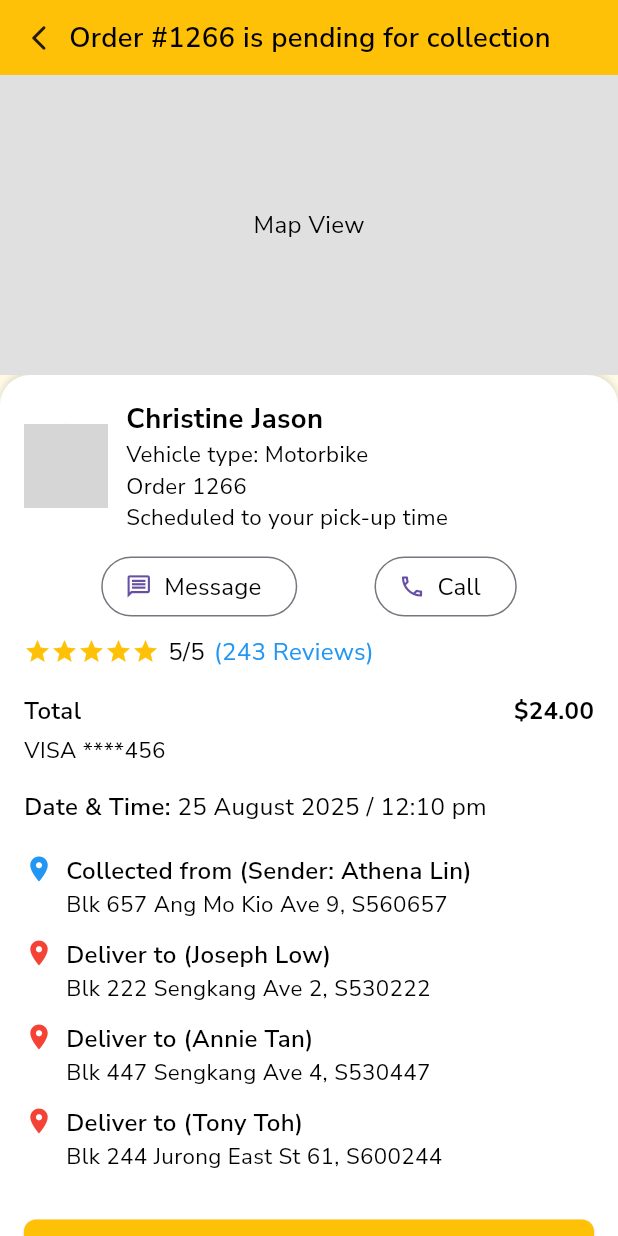
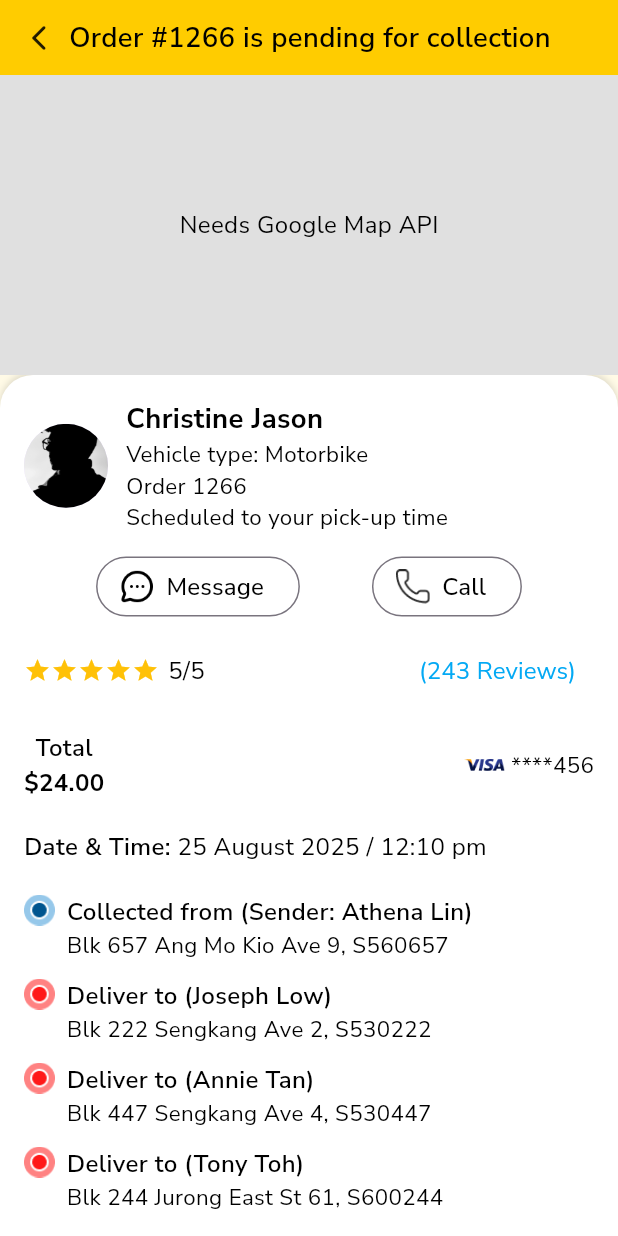
Before and after one commit to Dev-Ninjas-Backup/nicholaslim80, a Flutter app: the ActiveOrderDetailsScreen screen opened directly, on a phone screen of 412 x 824 dp. Run offline on Flutter 3.47's test engine with Material 3 defaults, Android fonts, the phone set to English and light mode, and no system bars; our stand-ins replace flutter_easyloading, flutter_screenutil, get, google_fonts, slide_to_act; grey boxes are pictures that could not be loaded.

Commit message:
Active order Details Screen Done

```diff
--- a/lib/core/utils/constants/icon_path.dart
+++ b/lib/core/utils/constants/icon_path.dart
@@ -12,17 +12,22 @@ class IconPath {
   static String file = "assets/icons/fileIcon.png";
   static String mappin = "assets/icons/mappin.png";
   static String massage = "assets/icons/message.png";
-  static String arrowBackIcon="assets/icons/arrow_back_icon.png";
-  static String editIcon="assets/icons/editIcon.png";
-  static String notificationIcon2="assets/icons/notificationIcon.png";
-    static String savedIcon="assets/icons/saveIcon.png";
-    static String walletIcon="assets/icons/walletIcon.png";
-    static String referIcon="assets/icons/referIcon.png";
-    static String ridersicon="assets/icons/myRidericon.png";
-    static String supportIcon="assets/icons/support.png";
-    static String logOutIcon="assets/icons/logOutIcon.png";
-    static String carIcon="assets/icons/carIcon.png";
-    static String ellipsIcon="assets/icons/ellipse.png";
+  static String arrowBackIcon = "assets/icons/arrow_back_icon.png";
+  static String editIcon = "assets/icons/editIcon.png";
+  static String notificationIcon2 = "assets/icons/notificationIcon.png";
+  static String savedIcon = "assets/icons/saveIcon.png";
+  static String walletIcon = "assets/icons/walletIcon.png";
+  static String referIcon = "assets/icons/referIcon.png";
+  static String ridersicon = "assets/icons/myRidericon.png";
+  static String supportIcon = "assets/icons/support.png";
+  static String logOutIcon = "assets/icons/logOutIcon.png";
+  static String carIcon = "assets/icons/carIcon.png";
+  static String ellipsIcon = "assets/icons/ellipse.png";
+  static String message = "assets/icons/message.png";
+  static String call = "assets/icons/call.png";
+  static String visa = "assets/icons/visa.png";
+    static String locationRed = "assets/icons/location_red.png";
+      static String locationBlue = "assets/icons/location_blue.png";
 
 
 }
--- a/lib/features/user/orders/active_order_details/screen/active_order_details_screen.dart
+++ b/lib/features/user/orders/active_order_details/screen/active_order_details_screen.dart
@@ -1,23 +1,28 @@
 import 'package:flutter/material.dart';
+import 'package:flutter_screenutil/flutter_screenutil.dart';
 import 'package:get/get.dart';
 import 'package:nicholaslim80/core/common/styles/global_text_style.dart';
+import 'package:nicholaslim80/core/common/widgets/custom_button.dart';
 import 'package:nicholaslim80/core/utils/constants/app_colors.dart';
+import 'package:nicholaslim80/core/utils/constants/icon_path.dart';
+import 'package:nicholaslim80/features/user/orders/active_order_details/widget/price_and_payment.dart';
+import 'package:nicholaslim80/features/user/orders/active_order_details/widget/reviews_widget.dart';
+import 'package:nicholaslim80/features/user/orders/active_order_details/widget/rider_details.dart';
+import 'package:nicholaslim80/features/user/orders/active_order_details/widget/stop_item_widget.dart';
 
 class ActiveOrderDetailsScreen extends StatelessWidget {
   const ActiveOrderDetailsScreen({super.key});
 
   @override
   Widget build(BuildContext context) {
-    //TODO: REFINE THE DESIGN
     return Scaffold(
       backgroundColor: AppColors.backgroungColor,
       body: SafeArea(
         child: Column(
           children: [
-            // Top bar
             Container(
               width: double.infinity,
-              color: Colors.amber,
+              color: Color(0XFFFFCC00),
               padding: EdgeInsets.symmetric(vertical: 12, horizontal: 16),
               child: Row(
                 children: [
@@ -42,10 +47,9 @@ class ActiveOrderDetailsScreen extends StatelessWidget {
               width: double.infinity,
               color: Colors.grey.shade300,
               alignment: Alignment.center,
-              child: Text("Map View", style: getTextStyle()),
+              child: Text("Needs Google Map API", style: getTextStyle()),
             ),
 
-            // Details Section
             Expanded(
               child: SingleChildScrollView(
                 child: Container(
@@ -53,7 +57,7 @@ class ActiveOrderDetailsScreen extends StatelessWidget {
                   decoration: BoxDecoration(
                     color: Colors.white,
                     borderRadius: BorderRadius.vertical(
-                      top: Radius.circular(20),
+                      top: Radius.circular(22),
                     ),
                     boxShadow: [
                       BoxShadow(
@@ -66,43 +70,7 @@ class ActiveOrderDetailsScreen extends StatelessWidget {
                   child: Column(
                     crossAxisAlignment: CrossAxisAlignment.start,
                     children: [
-                      Row(
-                        children: [
-                          CircleAvatar(
-                            radius: 28,
-                            backgroundImage: AssetImage(
-                              'assets/images/profile_placeholder.png',
-                            ),
-                          ),
-                          SizedBox(width: 12),
-                          Expanded(
-                            child: Column(
-                              crossAxisAlignment: CrossAxisAlignment.start,
-                              children: [
-                                Text(
-                                  "Christine Jason",
-                                  style: getTextStyle(
-                                    fontWeight: FontWeight.bold,
-                                    fontSize: 16,
-                                  ),
-                                ),
-                                Text(
-                                  "Vehicle type: Motorbike",
-                                  style: getTextStyle(fontSize: 13),
-                                ),
-                                Text(
-                                  "Order 1266",
-                                  style: getTextStyle(fontSize: 13),
-                                ),
-                                Text(
-                                  "Scheduled to your pick-up time",
-                                  style: getTextStyle(fontSize: 13),
-                                ),
-                              ],
-                            ),
-                          ),
-                        ],
-                      ),
+                      RiderDetails(),
                       SizedBox(height: 12),
 
                       Row(
@@ -110,51 +78,37 @@ class ActiveOrderDetailsScreen extends StatelessWidget {
                         children: [
                           OutlinedButton.icon(
                             onPressed: () {},
-                            icon: Icon(Icons.message_outlined),
-                            label: Text("Message", style: getTextStyle()),
+                            icon: Image.asset(
+                              IconPath.message,
+                              height: 20.h,
+                              width: 20.w,
+                            ),
+                            label: Text(
+                              "Message",
+                              style: getTextStyle(fontWeight: FontWeight.w500),
+                            ),
                           ),
                           OutlinedButton.icon(
                             onPressed: () {},
-                            icon: Icon(Icons.call_outlined),
-                            label: Text("Call", style: getTextStyle()),
+                            icon: Image.asset(
+                              IconPath.call,
+                              height: 20.h,
+                              width: 20.w,
+                            ),
+                            label: Text(
+                              "Call",
+                              style: getTextStyle(fontWeight: FontWeight.w500),
+                            ),
                           ),
                         ],
                       ),
 
                       SizedBox(height: 8),
-                      Row(
-                        children: [
-                          Icon(Icons.star, color: Colors.amber, size: 18),
-                          Icon(Icons.star, color: Colors.amber, size: 18),
-                          Icon(Icons.star, color: Colors.amber, size: 18),
-                          Icon(Icons.star, color: Colors.amber, size: 18),
-                          Icon(Icons.star, color: Colors.amber, size: 18),
-                          SizedBox(width: 6),
-                          Text("5/5", style: getTextStyle()),
-                          SizedBox(width: 6),
-                          Text(
-                            "(243 Reviews)",
-                            style: getTextStyle(color: Colors.blue),
-                          ),
-                        ],
-                      ),
+                      Reviews(),
 
                       SizedBox(height: 16),
-                      Row(
-                        mainAxisAlignment: MainAxisAlignment.spaceBetween,
-                        children: [
-                          Text(
-                            "Total",
-                            style: getTextStyle(fontWeight: FontWeight.w600),
-                          ),
-                          Text(
-                            "\$24.00",
-                            style: getTextStyle(fontWeight: FontWeight.bold),
-                          ),
-                        ],
-                      ),
+                      PriceAndPayment(),
                       SizedBox(height: 4),
-                      Text("VISA ****456", style: getTextStyle(fontSize: 13)),
 
                       SizedBox(height: 16),
                       Row(
@@ -172,47 +126,34 @@ class ActiveOrderDetailsScreen extends StatelessWidget {
 
                       SizedBox(height: 20),
 
-                      _buildStop(
-                        color: Colors.blue,
+                      StopItem(
+                        iconPath: IconPath.locationBlue,
                         title: "Collected from (Sender: Athena Lin)",
                         address: "Blk 657 Ang Mo Kio Ave 9, S560657",
                       ),
-                      _buildStop(
-                        color: Colors.red,
+                      StopItem(
+                        iconPath: IconPath.locationRed,
                         title: "Deliver to (Joseph Low)",
                         address: "Blk 222 Sengkang Ave 2, S530222",
                       ),
-                      _buildStop(
-                        color: Colors.red,
+                      StopItem(
+                        iconPath: IconPath.locationRed,
                         title: "Deliver to (Annie Tan)",
                         address: "Blk 447 Sengkang Ave 4, S530447",
                       ),
-                      _buildStop(
-                        color: Colors.red,
+                      StopItem(
+                        iconPath: IconPath.locationRed,
                         title: "Deliver to (Tony Toh)",
                         address: "Blk 244 Jurong East St 61, S600244",
                       ),
 
                       SizedBox(height: 20),
-                      SizedBox(
-                        width: double.infinity,
-                        child: ElevatedButton(
-                          onPressed: () {},
-                          style: ElevatedButton.styleFrom(
-                            backgroundColor: Colors.amber,
-                            padding: EdgeInsets.symmetric(vertical: 14),
-                            shape: RoundedRectangleBorder(
-                              borderRadius: BorderRadius.circular(8),
-                            ),
-                          ),
-                          child: Text(
-                            "Share Ride Information",
-                            style: getTextStyle(
-                              color: Colors.black,
-                              fontSize: 16,
-                            ),
-                          ),
-                        ),
+
+                      CustomButton(
+                        label: 'Share Ride Information',
+                        onPressed: () {},
+                        color: AppColors.primaryButtonColor,
+                        textColor: AppColors.fontColor,
                       ),
                     ],
                   ),
@@ -224,30 +165,4 @@ class ActiveOrderDetailsScreen extends StatelessWidget {
       ),
     );
   }
-
-  Widget _buildStop({
-    required Color color,
-    required String title,
-    required String address,
-  }) {
-    return Padding(
-      padding: const EdgeInsets.only(bottom: 12),
-      child: Row(
-        crossAxisAlignment: CrossAxisAlignment.start,
-        children: [
-          Icon(Icons.location_on, color: color, size: 20),
-          const SizedBox(width: 8),
-          Expanded(
-            child: Column(
-              crossAxisAlignment: CrossAxisAlignment.start,
-              children: [
-                Text(title, style: getTextStyle(fontWeight: FontWeight.w600)),
-                Text(address, style: getTextStyle(fontSize: 13)),
-              ],
-            ),
-          ),
-        ],
-      ),
-    );
-  }
 }
--- /dev/null
+++ b/lib/features/user/orders/active_order_details/widget/price_and_payment.dart
@@ -0,0 +1,39 @@
+import 'package:flutter/material.dart';
+import 'package:flutter_screenutil/flutter_screenutil.dart';
+import 'package:nicholaslim80/core/common/styles/global_text_style.dart';
+import 'package:nicholaslim80/core/utils/constants/icon_path.dart';
+
+class PriceAndPayment extends StatelessWidget {
+  const PriceAndPayment({
+    super.key,
+  });
+
+  @override
+  Widget build(BuildContext context) {
+    return Row(
+      children: [
+        Column(
+          children: [
+            Text(
+              "Total",
+              style: getTextStyle(
+                fontWeight: FontWeight.w600,
+              ),
+            ),
+            Text(
+              "\$24.00",
+              style: getTextStyle(
+                fontWeight: FontWeight.bold,
+              ),
+            ),
+          ],
+        ),
+        Spacer(),
+
+        Image.asset(IconPath.visa, height: 22.h, width: 24.w),
+        SizedBox(width: 4),
+        Text("****456", style: getTextStyle(fontSize: 13)),
+      ],
+    );
+  }
+}
--- /dev/null
+++ b/lib/features/user/orders/active_order_details/widget/reviews_widget.dart
@@ -0,0 +1,31 @@
+import 'package:flutter/material.dart';
+import 'package:nicholaslim80/core/common/styles/global_text_style.dart';
+
+class Reviews extends StatelessWidget {
+  const Reviews({
+    super.key,
+  });
+
+  @override
+  Widget build(BuildContext context) {
+    return Row(
+      children: [
+        Icon(Icons.star, color: Colors.amber, size: 18),
+        Icon(Icons.star, color: Colors.amber, size: 18),
+        Icon(Icons.star, color: Colors.amber, size: 18),
+        Icon(Icons.star, color: Colors.amber, size: 18),
+        Icon(Icons.star, color: Colors.amber, size: 18),
+        SizedBox(width: 6),
+        Text("5/5", style: getTextStyle()),
+        Spacer(),
+        TextButton(
+          onPressed: () {},
+          child: Text(
+            '(243 Reviews)',
+            style: getTextStyle(color: Colors.lightBlue),
+          ),
+        ),
+      ],
+    );
+  }
+}
--- /dev/null
+++ b/lib/features/user/orders/active_order_details/widget/rider_details.dart
@@ -0,0 +1,48 @@
+import 'package:flutter/material.dart';
+import 'package:nicholaslim80/core/common/styles/global_text_style.dart';
+import 'package:nicholaslim80/core/utils/constants/image_path.dart';
+
+class RiderDetails extends StatelessWidget {
+  const RiderDetails({
+    super.key,
+  });
+
+  @override
+  Widget build(BuildContext context) {
+    return Row(
+      children: [
+        CircleAvatar(
+          radius: 28,
+          backgroundImage: AssetImage(ImagePath.profileImage),
+        ),
+        SizedBox(width: 12),
+        Expanded(
+          child: Column(
+            crossAxisAlignment: CrossAxisAlignment.start,
+            children: [
+              Text(
+                "Christine Jason",
+                style: getTextStyle(
+                  fontWeight: FontWeight.bold,
+                  fontSize: 16,
+                ),
+              ),
+              Text(
+                "Vehicle type: Motorbike",
+                style: getTextStyle(fontSize: 13),
+              ),
+              Text(
+                "Order 1266",
+                style: getTextStyle(fontSize: 13),
+              ),
+              Text(
+                "Scheduled to your pick-up time",
+                style: getTextStyle(fontSize: 13),
+              ),
+            ],
+          ),
+        ),
+      ],
+    );
+  }
+}
--- /dev/null
+++ b/lib/features/user/orders/active_order_details/widget/stop_item_widget.dart
@@ -0,0 +1,41 @@
+import 'package:flutter/material.dart';
+import 'package:flutter_screenutil/flutter_screenutil.dart';
+import 'package:nicholaslim80/core/common/styles/global_text_style.dart';
+
+class StopItem extends StatelessWidget {
+  final String title;
+  final String address;
+  final String iconPath;
+
+  const StopItem({
+    super.key,
+    required this.title,
+    required this.address,
+    required this.iconPath,
+  });
+
+  @override
+  Widget build(BuildContext context) {
+    return Padding(
+      padding: EdgeInsets.only(bottom: 12),
+      child: Row(
+        crossAxisAlignment: CrossAxisAlignment.start,
+        children: [
+          iconPath.isNotEmpty
+              ? Image.asset(iconPath, height: 18.h, width: 18.w)
+              : Icon(Icons.location_on, size: 18.h),
+          const SizedBox(width: 8),
+          Expanded(
+            child: Column(
+              crossAxisAlignment: CrossAxisAlignment.start,
+              children: [
+                Text(title, style: getTextStyle(fontWeight: FontWeight.w600)),
+                Text(address, style: getTextStyle(fontSize: 13)),
+              ],
+            ),
+          ),
+        ],
+      ),
+    );
+  }
+}
```
Also changed, not shown: assets/icons/call.png (added), assets/icons/location_blue.png (added), assets/icons/location_red.png (added), assets/icons/visa.png (added), 1 other file.
